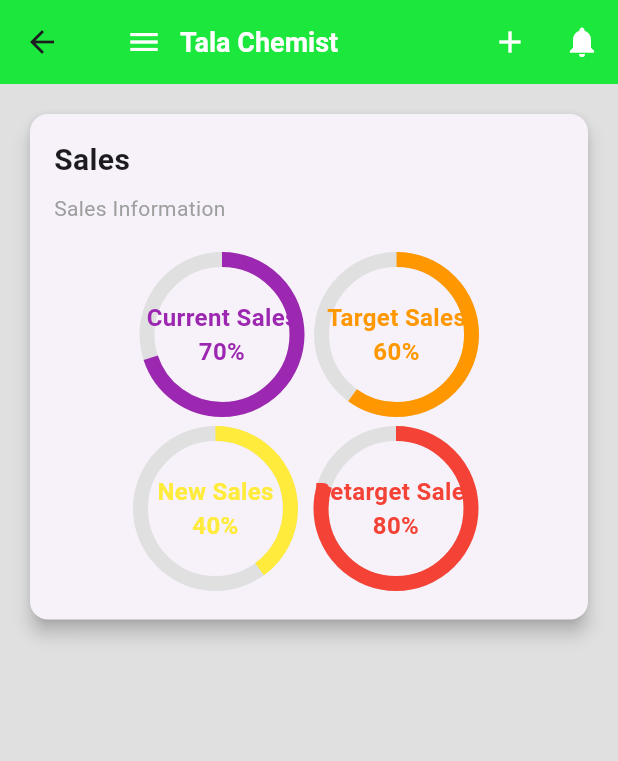
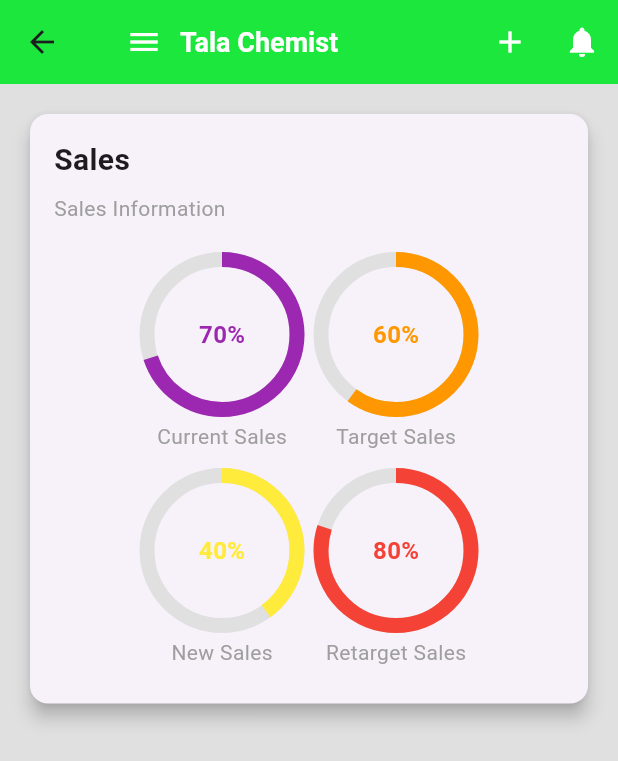
Before and after one commit to BrianKawinzi/medfast_go, a Flutter app: the HomeScreen screen opened by its route, on a phone screen of 412 x 824 dp. Shown: the top 761 px of the screen. Run offline on Flutter 3.47's test engine with Material 3 defaults, Android fonts, the phone set to English and light mode, and no system bars; our stand-ins replace geolocator, image_picker, permission_handler, shared_preferences, sqflite; accounts and stored records are empty.

Commit message:
sales tiles complete

```diff
--- a/lib/pages/home_screen.dart
+++ b/lib/pages/home_screen.dart
@@ -87,10 +87,22 @@ class HomeScreen extends StatelessWidget {
                     ),
                     SizedBox(height: 16.0),
                     // Progress Indicators
-                    _buildHorizontalProgressIndicators('Current Sales', 70,
-                        Colors.purple, 'Target Sales', 60, Colors.orange),
-                    _buildHorizontalProgressIndicators('New Sales', 40,
-                        Colors.yellow, 'Retarget Sales', 80, Colors.red),
+                    _buildHorizontalProgressIndicators(
+                      'Current Sales',
+                      70,
+                      Colors.purple,
+                      'Target Sales',
+                      60,
+                      Colors.orange,
+                    ),
+                    _buildHorizontalProgressIndicators(
+                      'New Sales',
+                      40,
+                      Colors.yellow,
+                      'Retarget Sales',
+                      80,
+                      Colors.red,
+                    ),
                   ],
                 ),
               ),
@@ -101,14 +113,18 @@ class HomeScreen extends StatelessWidget {
     );
   }
 
-  // Helper method to build circular progress indicators
-  Widget _buildHorizontalProgressIndicators(String title1, int percentage1,
-      Color color1, String title2, int percentage2, Color color2) {
+  // Helper method to build horizontal progress indicators
+  Widget _buildHorizontalProgressIndicators(
+    String title1,
+    int percentage1,
+    Color color1,
+    String title2,
+    int percentage2,
+    Color color2,
+  ) {
     return Padding(
       padding: const EdgeInsets.symmetric(vertical: 8.0),
-      child: Column(
-        children: [
-          Row(
+      child: Row(
         mainAxisAlignment: MainAxisAlignment.center,
         children: [
           _buildCircularProgressIndicator(title1, percentage1, color1),
@@ -116,14 +132,15 @@ class HomeScreen extends StatelessWidget {
           _buildCircularProgressIndicator(title2, percentage2, color2),
         ],
       ),
-        ],
-      ),
     );
   }
 
+  // Helper method to build circular progress indicators
   Widget _buildCircularProgressIndicator(
       String title, int percentage, Color color) {
-    return Stack(
+    return Column(
+      children: [
+        Stack(
           alignment: Alignment.center,
           children: [
             SizedBox(
@@ -137,8 +154,7 @@ class HomeScreen extends StatelessWidget {
               ),
             ),
             Text(
-          '$title\n$percentage%',
-          textAlign: TextAlign.center,
+              '$percentage%',
               style: TextStyle(
                 color: color,
                 fontWeight: FontWeight.bold,
@@ -146,6 +162,15 @@ class HomeScreen extends StatelessWidget {
               ),
             ),
           ],
+        ),
+        SizedBox(height: 8.0),
+        Text(
+          title,
+          style: TextStyle(
+            color: Colors.grey,
+          ),
+        ),
+      ],
     );
   }
 }
```
Lines whose indentation alone changed are shown as unchanged.
